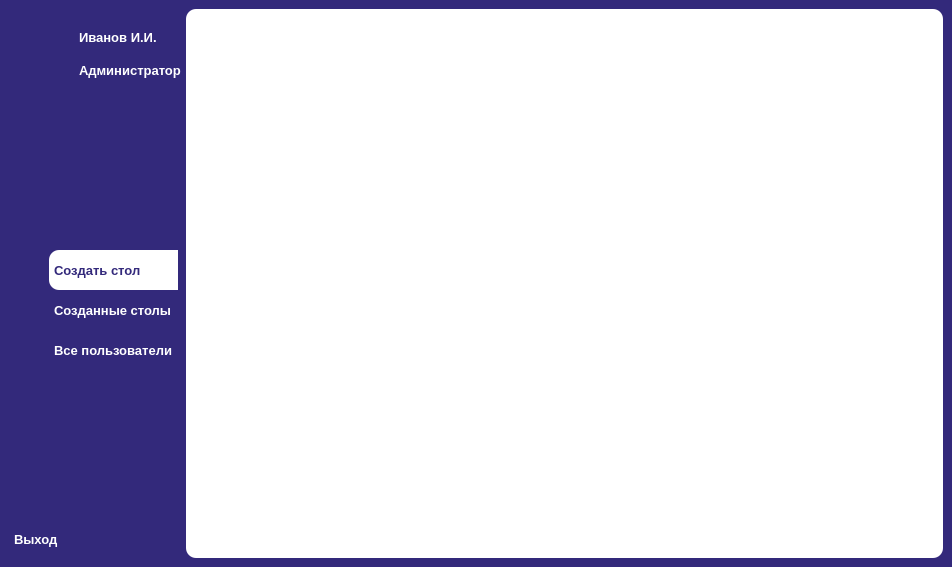
MyEdit/Casino_Client, file Gui/window_admin.ui: the form before one commit.
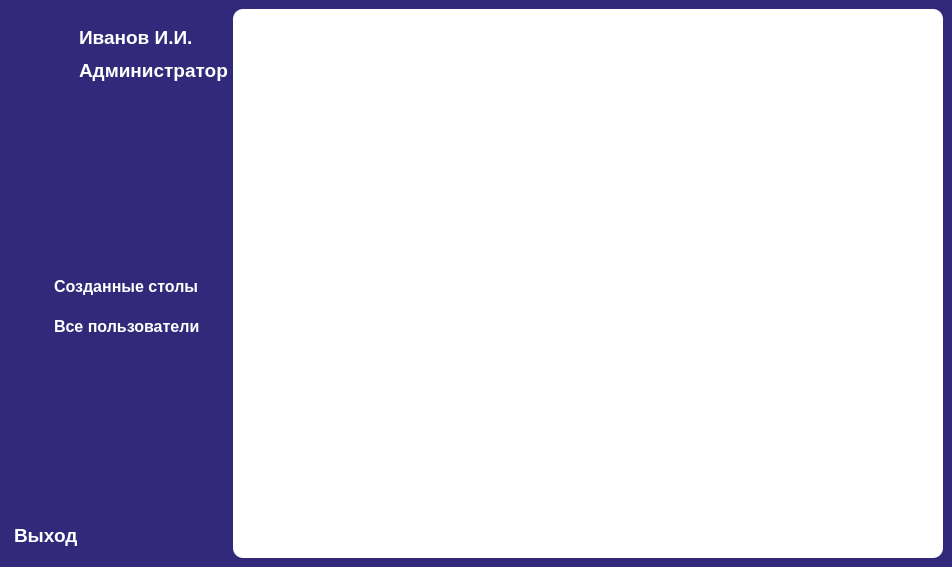
The form after the commit. Icons and pictures are not drawn.

The edit to the form file:
```diff
--- a/Gui/window_admin.ui
+++ b/Gui/window_admin.ui
@@ -44,41 +44,7 @@
       <property name="horizontalSpacing">
        <number>0</number>
       </property>
-      <item row="0" column="1">
-       <widget class="QPushButton" name="buttonCreateTable">
-        <property name="minimumSize">
-         <size>
-          <width>0</width>
-          <height>40</height>
-         </size>
-        </property>
-        <property name="font">
-         <font>
-          <family>Segoe UI</family>
-          <pointsize>10</pointsize>
-          <weight>75</weight>
-          <bold>true</bold>
-         </font>
-        </property>
-        <property name="toolTip">
-         <string/>
-        </property>
-        <property name="styleSheet">
-         <string notr="true">QPushButton {
-	background-color: rgb(255, 255, 255);
-    border-top-left-radius: 10px;
-    border-bottom-left-radius: 10px;
-    color: rgb(51, 41, 123);
-	padding: 5px;
-	text-align: left;
-}</string>
-        </property>
-        <property name="text">
-         <string>Создать стол</string>
-        </property>
-       </widget>
-      </item>
-      <item row="1" column="2">
+      <item row="0" column="2">
        <widget class="QLabel" name="label_2">
         <property name="enabled">
          <bool>true</bool>
@@ -94,7 +60,7 @@
         </property>
        </widget>
       </item>
-      <item row="2" column="1">
+      <item row="1" column="1">
        <widget class="QPushButton" name="buttonAllUsers">
         <property name="minimumSize">
          <size>
@@ -105,7 +71,7 @@
         <property name="font">
          <font>
           <family>Segoe UI</family>
-          <pointsize>10</pointsize>
+          <pointsize>12</pointsize>
           <weight>75</weight>
           <bold>true</bold>
          </font>
@@ -124,7 +90,7 @@
         </property>
        </widget>
       </item>
-      <item row="1" column="1">
+      <item row="0" column="1">
        <widget class="QPushButton" name="buttonExistingTables">
         <property name="minimumSize">
          <size>
@@ -135,7 +101,7 @@
         <property name="font">
          <font>
           <family>Segoe UI</family>
-          <pointsize>10</pointsize>
+          <pointsize>12</pointsize>
           <weight>75</weight>
           <bold>true</bold>
          </font>
@@ -154,26 +120,7 @@
         </property>
        </widget>
       </item>
-      <item row="0" column="2">
-       <widget class="QLabel" name="label">
-        <property name="sizePolicy">
-         <sizepolicy hsizetype="MinimumExpanding" vsizetype="Preferred">
-          <horstretch>0</horstretch>
-          <verstretch>0</verstretch>
-         </sizepolicy>
-        </property>
-        <property name="text">
-         <string/>
-        </property>
-        <property name="pixmap">
-         <pixmap resource="../Resources.qrc">:/photos/resources/recess.png</pixmap>
-        </property>
-        <property name="scaledContents">
-         <bool>true</bool>
-        </property>
-       </widget>
-      </item>
-      <item row="2" column="2">
+      <item row="1" column="2">
        <widget class="QLabel" name="label_3">
         <property name="text">
          <string/>
@@ -191,6 +138,9 @@
         <property name="orientation">
          <enum>Qt::Horizontal</enum>
         </property>
+        <property name="sizeType">
+         <enum>QSizePolicy::Fixed</enum>
+        </property>
         <property name="sizeHint" stdset="0">
          <size>
           <width>40</width>
@@ -219,7 +169,7 @@
       <property name="font">
        <font>
         <family>Segoe UI</family>
-        <pointsize>10</pointsize>
+        <pointsize>14</pointsize>
         <weight>75</weight>
         <bold>true</bold>
        </font>
@@ -242,8 +192,8 @@
       </property>
       <property name="iconSize">
        <size>
-        <width>24</width>
-        <height>24</height>
+        <width>32</width>
+        <height>32</height>
        </size>
       </property>
      </widget>
@@ -311,7 +261,7 @@
         <property name="font">
          <font>
           <family>Segoe UI</family>
-          <pointsize>10</pointsize>
+          <pointsize>14</pointsize>
           <weight>75</weight>
           <bold>true</bold>
          </font>
@@ -331,7 +281,7 @@
         <property name="font">
          <font>
           <family>Segoe UI</family>
-          <pointsize>10</pointsize>
+          <pointsize>14</pointsize>
           <weight>75</weight>
           <bold>true</bold>
          </font>
```
